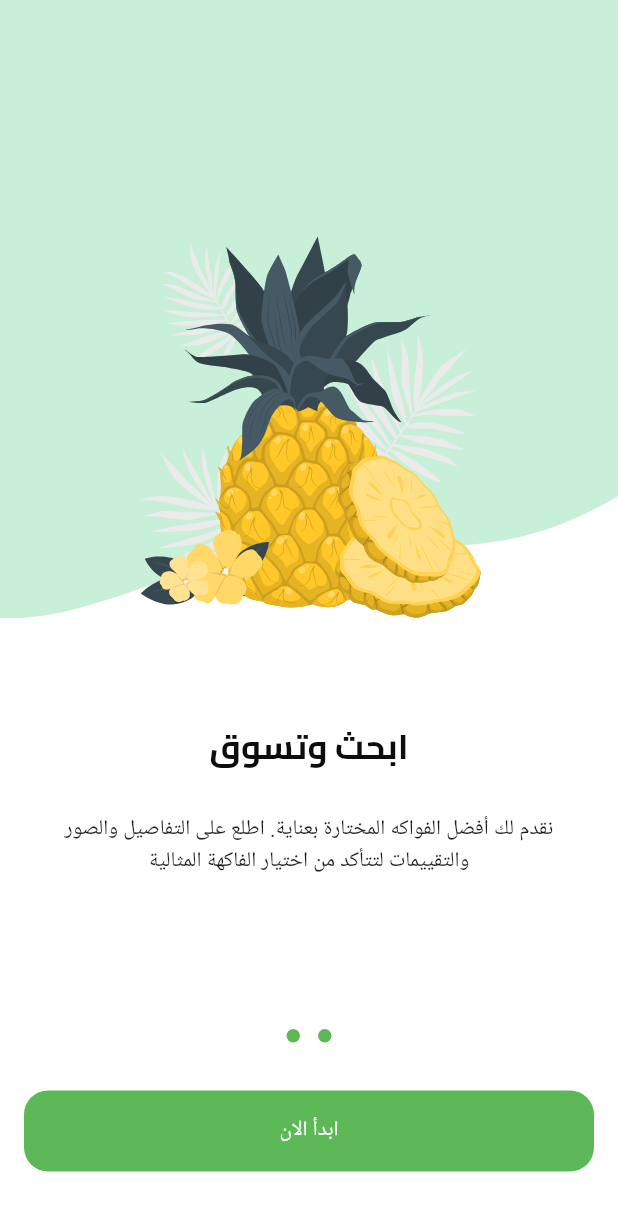
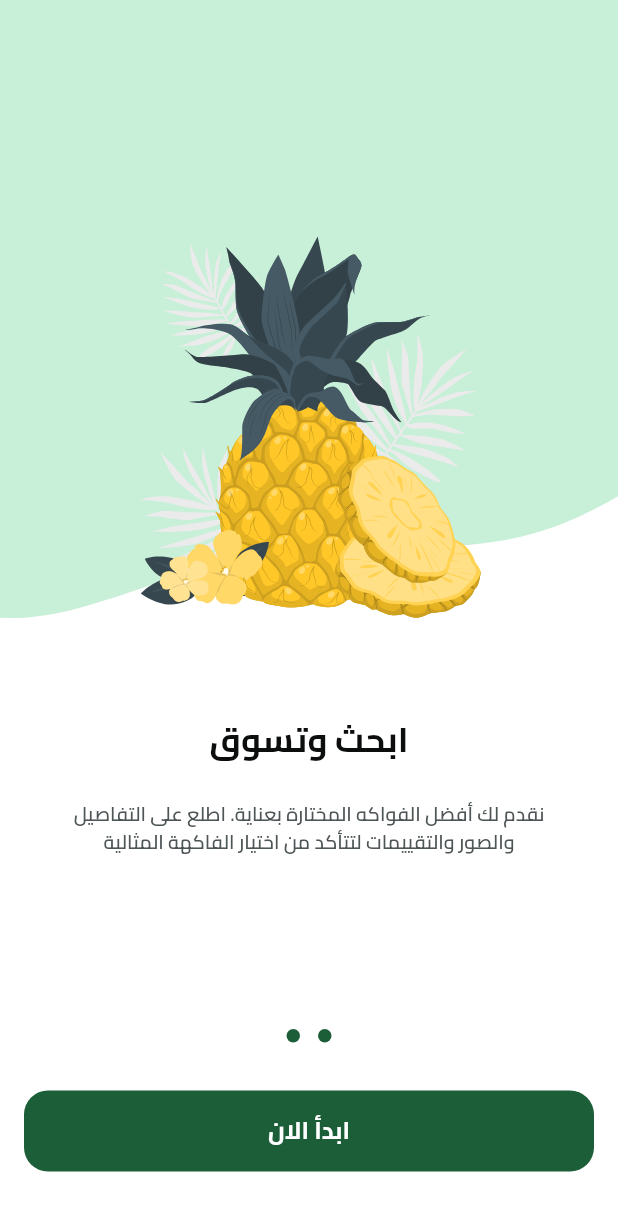
Before and after one commit to wael-saif23/fruit-hub, a Flutter app: the screen it shows after launch, swiped to page 2, on a phone screen of 412 x 824 dp. Shown: the top 1211 px of the screen. Run offline on Flutter 3.47's test engine with Material 3 defaults, Android fonts, the phone set to English and light mode, and no system bars; drawn by our look-alikes of dots_indicator; our stand-ins replace flutter_svg.

Commit message:
add styles to text in onboarding view

```diff
--- a/lib/core/utils/app_colors.dart
+++ b/lib/core/utils/app_colors.dart
@@ -1,6 +1,10 @@
 import 'package:flutter/material.dart';
 
 abstract class  AppColors {
-  static const Color primaryColor = Color(0xFF5DB957);
+  static const Color primaryColor = Color(0xFF1B5E37);
+  static const Color secondaryColor = Color(0xFFF4A91F);
   static const Color kmainbackgroundColor = Color(0xFFffffff);
+  static const Color kLightGray = Color(0xFF949D9E);
+  static const Color kGray = Color(0xFF4E5556);
+  static const Color kblack = Color(0xFF0C0D0D);
   }
--- a/lib/core/widgets/custom_buttom.dart
+++ b/lib/core/widgets/custom_buttom.dart
@@ -1,5 +1,6 @@
 import 'package:flutter/material.dart';
 import 'package:fruits_hub/core/utils/app_colors.dart';
+import 'package:fruits_hub/core/utils/app_text_styles.dart';
 
 class CustomButton extends StatelessWidget {
   const CustomButton({super.key, required this.onPressed, required this.text,
@@ -22,9 +23,8 @@ class CustomButton extends StatelessWidget {
               )),
           child: Text(
             text,
-            style: const TextStyle(
-              color: AppColors.kmainbackgroundColor,
-            ),
+            style: AppTextStyles.bold16.copyWith(
+              color: AppColors.kmainbackgroundColor,)
           )),
     );
   }
--- a/lib/features/on_boarding/presentation/views/widgets/on_boarding_page_view.dart
+++ b/lib/features/on_boarding/presentation/views/widgets/on_boarding_page_view.dart
@@ -1,5 +1,9 @@
+import 'dart:ui';
+
 import 'package:flutter/material.dart';
+import 'package:fruits_hub/core/utils/app_colors.dart';
 import 'package:fruits_hub/core/utils/app_images.dart';
+import 'package:fruits_hub/core/utils/app_text_styles.dart';
 import 'package:fruits_hub/features/on_boarding/presentation/views/widgets/page_view_item.dart';
 
 class OnBoardingPageView extends StatelessWidget {
@@ -9,7 +13,7 @@ class OnBoardingPageView extends StatelessWidget {
   Widget build(BuildContext context) {
     return PageView(
       controller: pageController,
-      children: const [
+      children: [
         PageViewItem(
           isVisible: true,
           image: Assets.photosOnBoardingView1ImageFruitBasket,
@@ -21,12 +25,18 @@ class OnBoardingPageView extends StatelessWidget {
             children: [
               Text(
                 "مرحبًا بك في",
+                style: AppTextStyles.bold23
+                    .copyWith(color: AppColors.kblack, shadows: shadows()),
+              ),
+              Text(
+                "  HUB",
+                style: AppTextStyles.bold23.copyWith(
+                    color: AppColors.secondaryColor, shadows: shadows()),
               ),
               Text(
                 "Fruit",
-              ),
-              Text(
-                "HUB",
+                style: AppTextStyles.bold23.copyWith(
+                    color: AppColors.primaryColor, shadows: shadows()),
               ),
             ],
           ),
@@ -37,19 +47,23 @@ class OnBoardingPageView extends StatelessWidget {
           backgroundImage: Assets.photosOnboardingview2BackgroundImage,
           subtitle:
               "نقدم لك أفضل الفواكه المختارة بعناية. اطلع على التفاصيل والصور والتقييمات لتتأكد من اختيار الفاكهة المثالية",
-          title: Text(
-            'ابحث وتسوق',
-            textAlign: TextAlign.center,
-            style: TextStyle(
-              color: Color(0xFF0C0D0D),
-              fontSize: 23,
-              fontFamily: 'Cairo',
-              fontWeight: FontWeight.w700,
-              height: 0,
-            ),
-          ),
+          title: Text('ابحث وتسوق',
+              textAlign: TextAlign.center,
+              style: AppTextStyles.bold23.copyWith(
+                color: AppColors.kblack,
+              )),
         ),
       ],
     );
   }
+
+  List<Shadow>? shadows() {
+    return [
+      const Shadow(
+        color: AppColors.kLightGray,
+        offset: Offset(0, 4),
+        blurRadius: 10.0,
+      ),
+    ];
+  }
 }
--- a/lib/features/on_boarding/presentation/views/widgets/on_boarding_view_body.dart
+++ b/lib/features/on_boarding/presentation/views/widgets/on_boarding_view_body.dart
@@ -59,6 +59,7 @@ class _OnBoardingViewBodyState extends State<OnBoardingViewBody> {
                 ? CustomButton(
                     onPressed: () {},
                     text: 'ابدأ الان',
+
                   )
                 : const SizedBox(
                     height: 54,
--- a/lib/features/on_boarding/presentation/views/widgets/page_view_item.dart
+++ b/lib/features/on_boarding/presentation/views/widgets/page_view_item.dart
@@ -1,5 +1,7 @@
 import 'package:flutter/material.dart';
 import 'package:flutter_svg/flutter_svg.dart';
+import 'package:fruits_hub/core/utils/app_colors.dart';
+import 'package:fruits_hub/core/utils/app_text_styles.dart';
 
 class PageViewItem extends StatelessWidget {
   const PageViewItem({
@@ -42,11 +44,11 @@ class PageViewItem extends StatelessWidget {
                 right: 16,
                 child: Visibility(
                   visible: isVisible,
-
-                  child: const Text(
+                  child: Text(
                     "تخط",
-                    style: TextStyle(
+                    style: AppTextStyles.regular13.copyWith(
                       decoration: TextDecoration.underline,
+                      color: AppColors.kLightGray,
                     ),
                   ),
                 ),
@@ -65,6 +67,7 @@ class PageViewItem extends StatelessWidget {
           padding: const EdgeInsets.symmetric(horizontal: 37),
           child: Text(
             subtitle,
+            style: AppTextStyles.semiBold13.copyWith(color: AppColors.kGray),
             textAlign: TextAlign.center,
           ),
         ),
```
